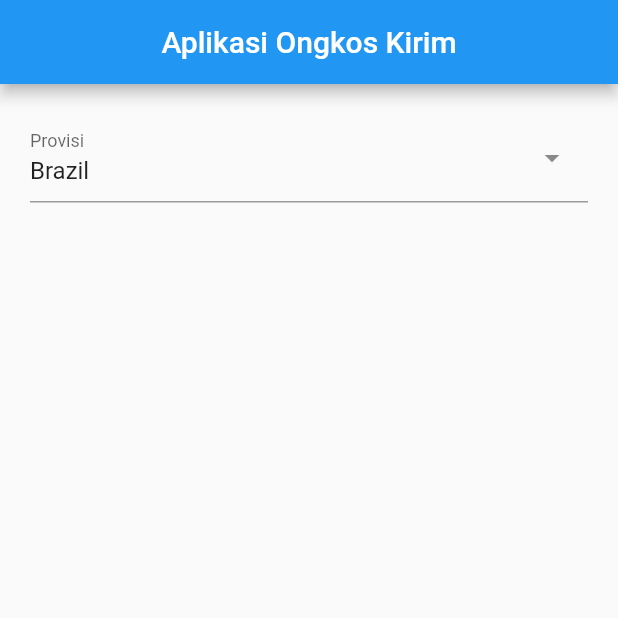
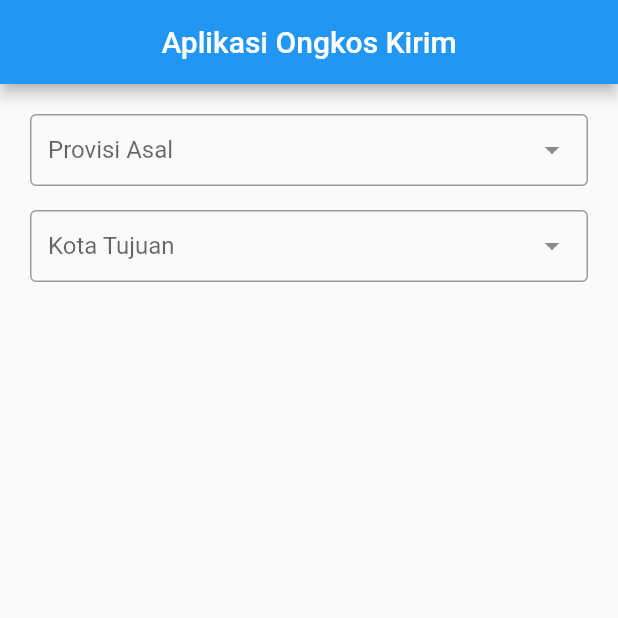
Before and after one commit to aprxty3/ongkir_apps, a Flutter app: the screen it shows after launch, on a phone screen of 412 x 824 dp, the top half of it. Run offline on Flutter 3.47's test engine with Material 2 defaults, Android fonts, the phone set to English and light mode, and no system bars; drawn by our look-alikes of dropdown_search; our stand-ins replace get.

```diff
--- a/lib/app/modules/home/views/home_view.dart
+++ b/lib/app/modules/home/views/home_view.dart
@@ -18,6 +18,8 @@ class HomeView extends GetView<HomeController> {
           children: [
             DropdownSearch<String>(
               mode: Mode.MENU,
+              showClearButton: true,
+              showSearchBox: true,
               items: [
                 "Jateng",
                 "DIY (Jatim)",
@@ -25,15 +27,39 @@ class HomeView extends GetView<HomeController> {
                 'DKI Jakarta',
                 'Jabar'
               ],
-              dropdownSearchDecoration: InputDecoration(
-                labelText: "Provisi",
-                hintText: "Pilih Provinsi",
-              ),
-              onChanged: print,
-              selectedItem: "Brazil",
+              searchBoxDecoration: InputDecoration(
+                  contentPadding:
+                      EdgeInsets.symmetric(horizontal: 20, vertical: 10),
+                  border: OutlineInputBorder(
+                    borderRadius: BorderRadius.circular(50),
+                  )),
+              label: "Provisi Asal",
+              hint: "Pilih Provinsi",
+              onChanged: (value) => print(value),
             ),
             SizedBox(
               height: 16,
+            ),
+            DropdownSearch<String>(
+              showClearButton: true,
+              showSearchBox: true,
+              mode: Mode.MENU,
+              items: [
+                "Jateng",
+                "DIY (Jatim)",
+                "Banten",
+                'DKI Jakarta',
+                'Jabar'
+              ],
+              searchBoxDecoration: InputDecoration(
+                  contentPadding:
+                      EdgeInsets.symmetric(horizontal: 20, vertical: 10),
+                  border: OutlineInputBorder(
+                    borderRadius: BorderRadius.circular(50),
+                  )),
+              label: "Kota Tujuan",
+              hint: "Pilih Provinsi",
+              onChanged: (value) => print(value),
             ),
           ],
         ));
```
